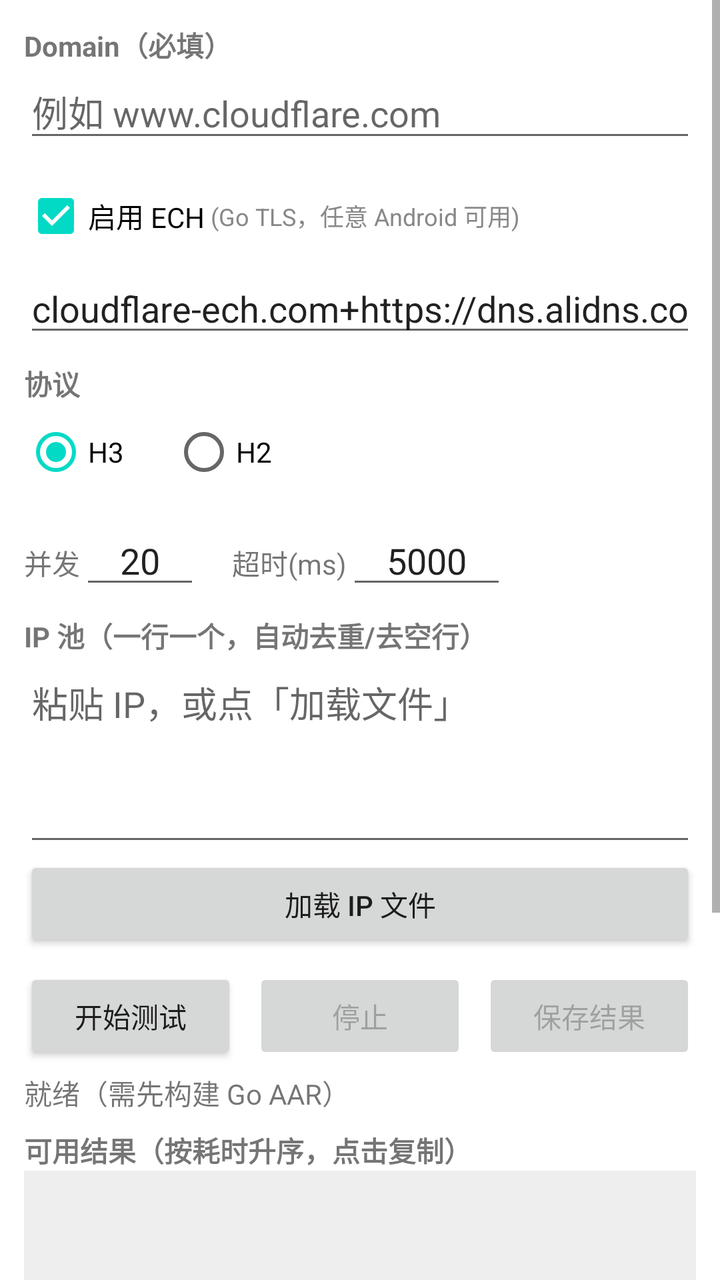
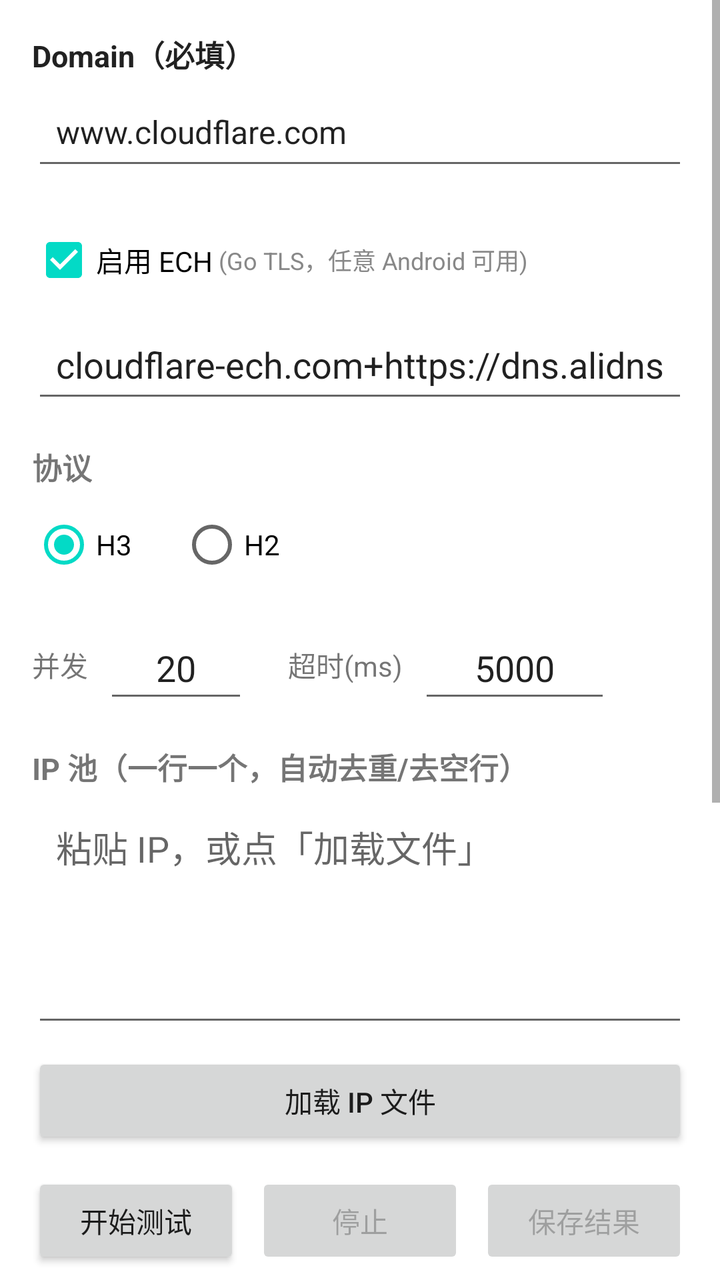

Screens rendered from an Android XML layout before and after an edit, with the pre-edit source and the edit as a unified diff.
<!-- AndroidManifest.xml: application theme Theme.Msi -->
<!-- res/layout/activity_main.xml -->
<?xml version="1.0" encoding="utf-8"?>
<ScrollView xmlns:android="http://schemas.android.com/apk/res/android"
    android:layout_width="match_parent"
    android:layout_height="match_parent"
    android:fillViewport="true">
    <LinearLayout
        android:layout_width="match_parent"
        android:layout_height="wrap_content"
        android:orientation="vertical"
        android:padding="12dp">

        <TextView android:layout_width="wrap_content" android:layout_height="wrap_content"
            android:text="Domain（必填）" android:textStyle="bold" />
        <EditText android:id="@+id/etDomain" android:layout_width="match_parent"
            android:layout_height="wrap_content" android:hint="例如 www.cloudflare.com"
            android:inputType="textUri" android:singleLine="true" />

        <LinearLayout android:layout_width="match_parent" android:layout_height="wrap_content"
            android:orientation="horizontal" android:gravity="center_vertical" android:layout_marginTop="8dp">
            <CheckBox android:id="@+id/cbEch" android:layout_width="wrap_content"
                android:layout_height="wrap_content" android:text="启用 ECH" android:checked="true" />
            <TextView android:id="@+id/tvEchHint" android:layout_width="wrap_content"
                android:layout_height="wrap_content" android:text=" (Go TLS，任意 Android 可用)"
                android:textSize="12sp" android:textColor="#888888" />
        </LinearLayout>
        <EditText android:id="@+id/etEchConfig" android:layout_width="match_parent"
            android:layout_height="wrap_content"
            android:text="cloudflare-ech.com+https://dns.alidns.com/dns-query"
            android:inputType="text" android:singleLine="true" />

        <TextView android:layout_width="wrap_content" android:layout_height="wrap_content"
            android:text="协议" android:textStyle="bold" android:layout_marginTop="8dp" />
        <RadioGroup android:id="@+id/rgProtocol" android:layout_width="match_parent"
            android:layout_height="wrap_content" android:orientation="horizontal">
            <RadioButton android:id="@+id/rbH3" android:layout_width="wrap_content"
                android:layout_height="wrap_content" android:text="H3" android:checked="true" />
            <RadioButton android:id="@+id/rbH2" android:layout_width="wrap_content"
                android:layout_height="wrap_content" android:text="H2" android:layout_marginStart="24dp" />
        </RadioGroup>

        <LinearLayout android:layout_width="match_parent" android:layout_height="wrap_content"
            android:orientation="horizontal" android:layout_marginTop="8dp">
            <TextView android:layout_width="wrap_content" android:layout_height="wrap_content" android:text="并发" />
            <EditText android:id="@+id/etConcurrency" android:layout_width="60dp"
                android:layout_height="wrap_content" android:text="20" android:inputType="number" android:gravity="center" />
            <TextView android:layout_width="wrap_content" android:layout_height="wrap_content"
                android:text="超时(ms)" android:layout_marginStart="16dp" />
            <EditText android:id="@+id/etTimeout" android:layout_width="80dp"
                android:layout_height="wrap_content" android:text="5000" android:inputType="number" android:gravity="center" />
        </LinearLayout>

        <TextView android:layout_width="wrap_content" android:layout_height="wrap_content"
            android:text="IP 池（一行一个，自动去重/去空行）" android:textStyle="bold" android:layout_marginTop="8dp" />
        <EditText android:id="@+id/etIpList" android:layout_width="match_parent"
            android:layout_height="100dp" android:hint="粘贴 IP，或点「加载文件」"
            android:gravity="top|start" android:inputType="textMultiLine" android:scrollbars="vertical" />
        <Button android:id="@+id/btnLoadFile" android:layout_width="match_parent"
            android:layout_height="wrap_content" android:text="加载 IP 文件" />

        <LinearLayout android:layout_width="match_parent" android:layout_height="wrap_content"
            android:orientation="horizontal" android:layout_marginTop="8dp">
            <Button android:id="@+id/btnStart" android:layout_width="0dp" android:layout_height="wrap_content"
                android:layout_weight="1" android:text="开始测试" />
            <Button android:id="@+id/btnStop" android:layout_width="0dp" android:layout_height="wrap_content"
                android:layout_weight="1" android:text="停止" android:layout_marginStart="8dp" android:enabled="false" />
            <Button android:id="@+id/btnSave" android:layout_width="0dp" android:layout_height="wrap_content"
                android:layout_weight="1" android:text="保存结果" android:layout_marginStart="8dp" android:enabled="false" />
        </LinearLayout>

        <TextView android:id="@+id/tvProgress" android:layout_width="match_parent"
            android:layout_height="wrap_content" android:text="就绪（需先构建 Go AAR）" android:layout_marginTop="4dp" />

        <TextView android:layout_width="wrap_content" android:layout_height="wrap_content"
            android:text="可用结果（按耗时升序，点击复制）" android:textStyle="bold" android:layout_marginTop="8dp" />
        <androidx.recyclerview.widget.RecyclerView
            android:id="@+id/rvResults" android:layout_width="match_parent"
            android:layout_height="300dp" android:background="#11000000" />
    </LinearLayout>
</ScrollView>
<!-- resources referenced by this layout -->
<resources>
  <style name="Theme.Msi" parent="Theme.MaterialComponents.DayNight.DarkActionBar">
          <item name="colorPrimary">#2196F3</item>
          <item name="colorPrimaryVariant">#1976D2</item>
          <item name="colorOnPrimary">#FFFFFF</item>
      </style>
</resources>

<!-- the commit's change to res/layout/activity_main.xml (unified diff, before → after) -->
@@ -2,78 +2,227 @@
 <ScrollView xmlns:android="http://schemas.android.com/apk/res/android"
     android:layout_width="match_parent"
     android:layout_height="match_parent"
-    android:fillViewport="true">
+    android:fillViewport="true"
+    android:fitsSystemWindows="true">
+
     <LinearLayout
         android:layout_width="match_parent"
         android:layout_height="wrap_content"
         android:orientation="vertical"
-        android:padding="12dp">
-
-        <TextView android:layout_width="wrap_content" android:layout_height="wrap_content"
-            android:text="Domain（必填）" android:textStyle="bold" />
-        <EditText android:id="@+id/etDomain" android:layout_width="match_parent"
-            android:layout_height="wrap_content" android:hint="例如 www.cloudflare.com"
-            android:inputType="textUri" android:singleLine="true" />
-
-        <LinearLayout android:layout_width="match_parent" android:layout_height="wrap_content"
-            android:orientation="horizontal" android:gravity="center_vertical" android:layout_marginTop="8dp">
-            <CheckBox android:id="@+id/cbEch" android:layout_width="wrap_content"
-                android:layout_height="wrap_content" android:text="启用 ECH" android:checked="true" />
-            <TextView android:id="@+id/tvEchHint" android:layout_width="wrap_content"
-                android:layout_height="wrap_content" android:text=" (Go TLS，任意 Android 可用)"
-                android:textSize="12sp" android:textColor="#888888" />
+        android:padding="16dp"
+        android:paddingTop="24dp">
+
+        
+        <TextView
+            android:layout_width="wrap_content"
+            android:layout_height="wrap_content"
+            android:text="Domain（必填）"
+            android:textStyle="bold"
+            android:textSize="15sp"
+            android:textColor="?android:attr/textColorPrimary" />
+
+        <EditText
+            android:id="@+id/etDomain"
+            android:layout_width="match_parent"
+            android:layout_height="wrap_content"
+            android:layout_marginTop="4dp"
+            android:hint="例如 www.cloudflare.com / cloudflare.com"
+            android:text="www.cloudflare.com"
+            android:inputType="textUri"
+            android:singleLine="true"
+            android:textSize="16sp"
+            android:minHeight="48dp"
+            android:padding="12dp"
+            android:background="?android:attr/editTextBackground" />
+
+        
+        <LinearLayout
+            android:layout_width="match_parent"
+            android:layout_height="wrap_content"
+            android:orientation="horizontal"
+            android:gravity="center_vertical"
+            android:layout_marginTop="16dp">
+
+            <CheckBox
+                android:id="@+id/cbEch"
+                android:layout_width="wrap_content"
+                android:layout_height="wrap_content"
+                android:text="启用 ECH"
+                android:checked="true" />
+
+            <TextView
+                android:id="@+id/tvEchHint"
+                android:layout_width="wrap_content"
+                android:layout_height="wrap_content"
+                android:text=" (Go TLS，任意 Android 可用)"
+                android:textSize="12sp"
+                android:textColor="#888888" />
         </LinearLayout>
-        <EditText android:id="@+id/etEchConfig" android:layout_width="match_parent"
-            android:layout_height="wrap_content"
+
+        <EditText
+            android:id="@+id/etEchConfig"
+            android:layout_width="match_parent"
+            android:layout_height="wrap_content"
+            android:layout_marginTop="4dp"
             android:text="cloudflare-ech.com+https://dns.alidns.com/dns-query"
-            android:inputType="text" android:singleLine="true" />
-
-        <TextView android:layout_width="wrap_content" android:layout_height="wrap_content"
-            android:text="协议" android:textStyle="bold" android:layout_marginTop="8dp" />
-        <RadioGroup android:id="@+id/rgProtocol" android:layout_width="match_parent"
-            android:layout_height="wrap_content" android:orientation="horizontal">
-            <RadioButton android:id="@+id/rbH3" android:layout_width="wrap_content"
-                android:layout_height="wrap_content" android:text="H3" android:checked="true" />
-            <RadioButton android:id="@+id/rbH2" android:layout_width="wrap_content"
-                android:layout_height="wrap_content" android:text="H2" android:layout_marginStart="24dp" />
+            android:inputType="text"
+            android:singleLine="true"
+            android:minHeight="48dp"
+            android:padding="12dp" />
+
+        
+        <TextView
+            android:layout_width="wrap_content"
+            android:layout_height="wrap_content"
+            android:text="协议"
+            android:textStyle="bold"
+            android:layout_marginTop="16dp"
+            android:textSize="15sp" />
+
+        <RadioGroup
+            android:id="@+id/rgProtocol"
+            android:layout_width="match_parent"
+            android:layout_height="wrap_content"
+            android:orientation="horizontal"
+            android:layout_marginTop="4dp">
+
+            <RadioButton
+                android:id="@+id/rbH3"
+                android:layout_width="wrap_content"
+                android:layout_height="wrap_content"
+                android:text="H3"
+                android:checked="true" />
+
+            <RadioButton
+                android:id="@+id/rbH2"
+                android:layout_width="wrap_content"
+                android:layout_height="wrap_content"
+                android:text="H2"
+                android:layout_marginStart="24dp" />
         </RadioGroup>
 
-        <LinearLayout android:layout_width="match_parent" android:layout_height="wrap_content"
-            android:orientation="horizontal" android:layout_marginTop="8dp">
-            <TextView android:layout_width="wrap_content" android:layout_height="wrap_content" android:text="并发" />
-            <EditText android:id="@+id/etConcurrency" android:layout_width="60dp"
-                android:layout_height="wrap_content" android:text="20" android:inputType="number" android:gravity="center" />
-            <TextView android:layout_width="wrap_content" android:layout_height="wrap_content"
-                android:text="超时(ms)" android:layout_marginStart="16dp" />
-            <EditText android:id="@+id/etTimeout" android:layout_width="80dp"
-                android:layout_height="wrap_content" android:text="5000" android:inputType="number" android:gravity="center" />
+        
+        <LinearLayout
+            android:layout_width="match_parent"
+            android:layout_height="wrap_content"
+            android:orientation="horizontal"
+            android:gravity="center_vertical"
+            android:layout_marginTop="12dp">
+
+            <TextView
+                android:layout_width="wrap_content"
+                android:layout_height="wrap_content"
+                android:text="并发" />
+
+            <EditText
+                android:id="@+id/etConcurrency"
+                android:layout_width="72dp"
+                android:layout_height="wrap_content"
+                android:layout_marginStart="8dp"
+                android:text="20"
+                android:inputType="number"
+                android:gravity="center"
+                android:minHeight="48dp" />
+
+            <TextView
+                android:layout_width="wrap_content"
+                android:layout_height="wrap_content"
+                android:text="超时(ms)"
+                android:layout_marginStart="20dp" />
+
+            <EditText
+                android:id="@+id/etTimeout"
+                android:layout_width="96dp"
+                android:layout_height="wrap_content"
+                android:layout_marginStart="8dp"
+                android:text="5000"
+                android:inputType="number"
+                android:gravity="center"
+                android:minHeight="48dp" />
         </LinearLayout>
 
-        <TextView android:layout_width="wrap_content" android:layout_height="wrap_content"
-            android:text="IP 池（一行一个，自动去重/去空行）" android:textStyle="bold" android:layout_marginTop="8dp" />
-        <EditText android:id="@+id/etIpList" android:layout_width="match_parent"
-            android:layout_height="100dp" android:hint="粘贴 IP，或点「加载文件」"
-            android:gravity="top|start" android:inputType="textMultiLine" android:scrollbars="vertical" />
-        <Button android:id="@+id/btnLoadFile" android:layout_width="match_parent"
-            android:layout_height="wrap_content" android:text="加载 IP 文件" />
-
-        <LinearLayout android:layout_width="match_parent" android:layout_height="wrap_content"
-            android:orientation="horizontal" android:layout_marginTop="8dp">
-            <Button android:id="@+id/btnStart" android:layout_width="0dp" android:layout_height="wrap_content"
-                android:layout_weight="1" android:text="开始测试" />
-            <Button android:id="@+id/btnStop" android:layout_width="0dp" android:layout_height="wrap_content"
-                android:layout_weight="1" android:text="停止" android:layout_marginStart="8dp" android:enabled="false" />
-            <Button android:id="@+id/btnSave" android:layout_width="0dp" android:layout_height="wrap_content"
-                android:layout_weight="1" android:text="保存结果" android:layout_marginStart="8dp" android:enabled="false" />
+        
+        <TextView
+            android:layout_width="wrap_content"
+            android:layout_height="wrap_content"
+            android:text="IP 池（一行一个，自动去重/去空行）"
+            android:textStyle="bold"
+            android:layout_marginTop="16dp"
+            android:textSize="15sp" />
+
+        <EditText
+            android:id="@+id/etIpList"
+            android:layout_width="match_parent"
+            android:layout_height="120dp"
+            android:layout_marginTop="4dp"
+            android:hint="粘贴 IP，或点「加载文件」"
+            android:gravity="top|start"
+            android:inputType="textMultiLine"
+            android:scrollbars="vertical"
+            android:padding="12dp" />
+
+        <Button
+            android:id="@+id/btnLoadFile"
+            android:layout_width="match_parent"
+            android:layout_height="wrap_content"
+            android:layout_marginTop="8dp"
+            android:text="加载 IP 文件" />
+
+        
+        <LinearLayout
+            android:layout_width="match_parent"
+            android:layout_height="wrap_content"
+            android:orientation="horizontal"
+            android:layout_marginTop="12dp">
+
+            <Button
+                android:id="@+id/btnStart"
+                android:layout_width="0dp"
+                android:layout_height="wrap_content"
+                android:layout_weight="1"
+                android:text="开始测试" />
+
+            <Button
+                android:id="@+id/btnStop"
+                android:layout_width="0dp"
+                android:layout_height="wrap_content"
+                android:layout_weight="1"
+                android:layout_marginStart="8dp"
+                android:text="停止"
+                android:enabled="false" />
+
+            <Button
+                android:id="@+id/btnSave"
+                android:layout_width="0dp"
+                android:layout_height="wrap_content"
+                android:layout_weight="1"
+                android:layout_marginStart="8dp"
+                android:text="保存结果"
+                android:enabled="false" />
         </LinearLayout>
 
-        <TextView android:id="@+id/tvProgress" android:layout_width="match_parent"
-            android:layout_height="wrap_content" android:text="就绪（需先构建 Go AAR）" android:layout_marginTop="4dp" />
-
-        <TextView android:layout_width="wrap_content" android:layout_height="wrap_content"
-            android:text="可用结果（按耗时升序，点击复制）" android:textStyle="bold" android:layout_marginTop="8dp" />
+        <TextView
+            android:id="@+id/tvProgress"
+            android:layout_width="match_parent"
+            android:layout_height="wrap_content"
+            android:layout_marginTop="8dp"
+            android:text="就绪（需先构建 Go AAR）" />
+
+        
+        <TextView
+            android:layout_width="wrap_content"
+            android:layout_height="wrap_content"
+            android:text="可用结果（按耗时升序，点击复制）"
+            android:textStyle="bold"
+            android:layout_marginTop="16dp"
+            android:textSize="15sp" />
+
         <androidx.recyclerview.widget.RecyclerView
-            android:id="@+id/rvResults" android:layout_width="match_parent"
-            android:layout_height="300dp" android:background="#11000000" />
+            android:id="@+id/rvResults"
+            android:layout_width="match_parent"
+            android:layout_height="300dp"
+            android:layout_marginTop="4dp"
+            android:background="#11000000" />
+
     </LinearLayout>
 </ScrollView>
